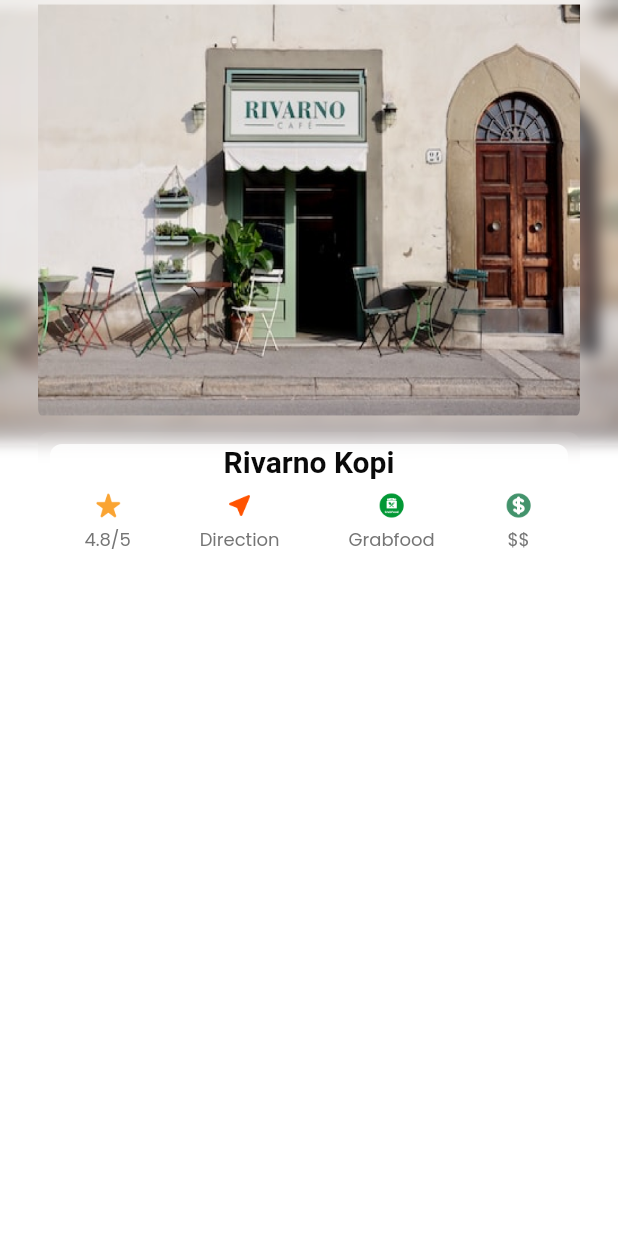
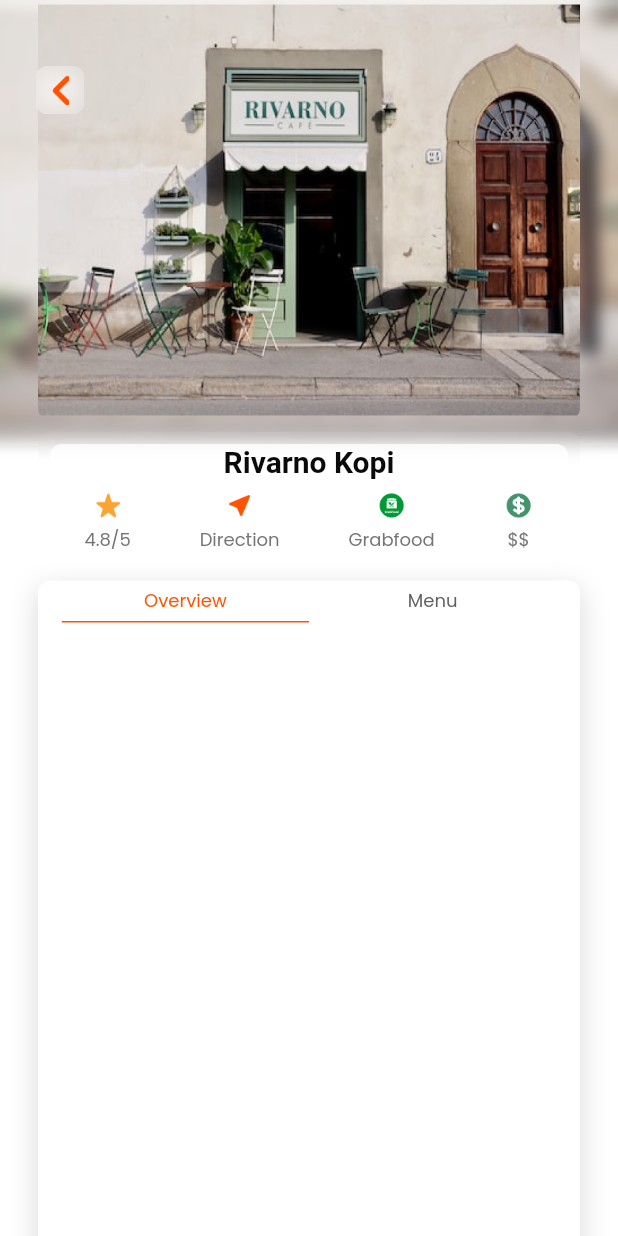
Before and after one commit to raeiverse/hauskafein, a Flutter app: the CafeMainpage screen opened directly, after a tap on "Open Now", on a phone screen of 412 x 824 dp. Run offline on Flutter 3.47's test engine with Material 2 defaults, Android fonts, the phone set to English and light mode, and no system bars; our stand-ins replace bloc, carousel_slider, flutter_bloc, google_fonts; missing offline and left inert: dart:ffi; Roboto replaces fonts that are missing (ClashDisplay).

Commit message:
Update 12/8
+ cafe profile back button
+ overview card
- cant switch overview to menu

```diff
--- a/lib/cubit/pages_cubit.dart
+++ b/lib/cubit/pages_cubit.dart
@@ -7,3 +7,10 @@
     emit(NewPage);
   }
 }
+
+class ContentCubit extends Cubit<int> {
+  ContentCubit() : super((0));
+  void setPage(int NewPage) {
+    emit(NewPage);
+  }
+}
--- a/lib/theme.dart
+++ b/lib/theme.dart
@@ -5,6 +5,7 @@
 Color blackColor = Color(0xff0A0A0A);
 Color whiteColor = Color(0xffFFFFFF);
 Color grayColor = Color(0xff9E9E9E);
+Color transparentColor = Colors.transparent;
 Color Neutral10 = Color(0xffFFFFFF);
 Color Neutral20 = Color(0xffF4F4F4);
 Color Neutral30 = Color(0xffECECEC);
@@ -19,6 +20,14 @@
 
 TextStyle titleText = TextStyle(fontFamily: 'ClashDisplay', color: blackColor);
 TextStyle regularText = GoogleFonts.poppins(color: blackColor);
+
+//padding
+Padding backbutton = Padding(
+  padding: EdgeInsets.only(left: 24, top: 44),
+);
+
+//border
+BorderRadius CardRadius = BorderRadius.all(Radius.circular(8));
 
 //fontweight
 FontWeight light = FontWeight.w300;
--- /dev/null
+++ b/lib/ui/pages/BackButtonWidget.dart
@@ -0,0 +1,49 @@
+import 'dart:ui';
+import 'package:flutter/material.dart';
+
+import '../../theme.dart';
+
+class BackButtonWidget extends StatelessWidget {
+  const BackButtonWidget({super.key});
+
+  @override
+  Widget build(BuildContext context) {
+    return Padding(
+      padding: EdgeInsets.only(top: 44, left: 24),
+      child: GestureDetector(
+        onTap: () {
+          Navigator.pop(context);
+        },
+        child: Container(
+          decoration: BoxDecoration(
+            borderRadius: BorderRadius.circular(8),
+            boxShadow: [
+              BoxShadow(
+                color: whiteColor.withOpacity(0.7),
+              ),
+            ],
+          ),
+          child: ClipRRect(
+            borderRadius: BorderRadius.circular(8),
+            child: Container(
+              child: BackdropFilter(
+                filter: ImageFilter.blur(sigmaX: 10, sigmaY: 10),
+                child: Container(
+                  margin: EdgeInsets.all(6),
+                  width: 20,
+                  height: 20,
+                  decoration: BoxDecoration(
+                    image: DecorationImage(
+                      image: AssetImage('assets/images/icon_back.png'),
+                      fit: BoxFit.contain,
+                    ),
+                  ),
+                ),
+              ),
+            ),
+          ),
+        ),
+      ),
+    );
+  }
+}
--- a/lib/ui/pages/BottomNavBar.dart
+++ /dev/null
@@ -1,42 +0,0 @@
-import 'dart:ui';
-import 'package:flutter/material.dart';
-
-class BottomNavBar extends StatelessWidget {
-  const BottomNavBar({super.key});
-
-  @override
-  Widget build(BuildContext context) {
-    return ClipRRect(
-      borderRadius: BorderRadius.circular(8),
-      child: BackdropFilter(
-        filter: ImageFilter.blur(sigmaX: 4, sigmaY: 4),
-        child: Container(
-          margin: EdgeInsets.symmetric(vertical: 8),
-          child: Row(
-            mainAxisAlignment: MainAxisAlignment.spaceAround,
-            children: [
-              Container(
-                child: Column(
-                  children: [
-                    Container(
-                      margin: EdgeInsets.only(bottom: 8),
-                      width: 26,
-                      height: 26,
-                      decoration: BoxDecoration(
-                        image: DecorationImage(
-                          image: AssetImage('assets/images/icon_home.png'),
-                          fit: BoxFit.contain,
-                        ),
-                      ),
-                    ),
-                    Text('Home'),
-                  ],
-                ),
-              ),
-            ],
-          ),
-        ),
-      ),
-    );
-  }
-}
--- a/lib/ui/pages/GlobalBottomNavBar.dart
+++ /dev/null
@@ -1,45 +0,0 @@
-import 'dart:ui';
-import 'package:flutter/material.dart';
-import 'package:hauskafein/ui/pages/GlobalBottomNavBarWidget.dart';
-
-class GlobalBottomNavBar extends StatelessWidget {
-  final String imageUrl;
-  final String title;
-  const GlobalBottomNavBar(
-      {Key? key, required this.imageUrl, required this.title})
-      : super(key: key);
-
-  @override
-  Widget build(BuildContext context) {
-    return ClipRRect(
-        //   borderRadius: BorderRadius.circular(8),
-        //   child: BackdropFilter(
-        //     filter: ImageFilter.blur(sigmaX: 4, sigmaY: 4),
-        //     child: Container(
-        //       margin: EdgeInsets.symmetric(vertical: 8),
-        //       child: Row(
-        //         mainAxisAlignment: MainAxisAlignment.spaceAround,
-        //         children: [
-        //           GlobalBottomNavBarWidget(
-        //             imageUrl: 'assets/images/icon_home.png',
-        //             title: 'Home',
-        //           ),
-        //           GlobalBottomNavBarWidget(
-        //             imageUrl: 'assets/images/icon_coffee.png',
-        //             title: 'Coffee',
-        //           ),
-        //           GlobalBottomNavBarWidget(
-        //             imageUrl: 'assets/images/icon_news.png',
-        //             title: 'News',
-        //           ),
-        //           GlobalBottomNavBarWidget(
-        //             imageUrl: 'assets/images/icon_recipe.png',
-        //             title: 'Recipe',
-        //           ),
-        //         ],
-        //       ),
-        //     ),
-        //   ),
-        );
-  }
-}
--- a/lib/ui/pages/Mainpage.dart
+++ b/lib/ui/pages/Mainpage.dart
@@ -21,7 +21,6 @@
       default:
         return Homepage();
     }
-    ;
   }
 
   Widget BottomNavBar() {
--- a/lib/ui/widget/cafe/HeaderCafe.dart
+++ b/lib/ui/widget/cafe/HeaderCafe.dart
@@ -2,6 +2,7 @@
 
 import 'package:flutter/material.dart';
 import 'package:hauskafein/theme.dart';
+import 'package:hauskafein/ui/pages/BackButtonWidget.dart';
 import 'package:hauskafein/ui/widget/cafe/SearchSortCafe.dart';
 
 class HeaderCafe extends StatelessWidget {
@@ -12,43 +13,7 @@
     return Column(
       crossAxisAlignment: CrossAxisAlignment.start,
       children: [
-        Padding(
-          padding: const EdgeInsets.only(left: 16, top: 46),
-          child: Container(
-            decoration: BoxDecoration(
-              borderRadius: BorderRadius.circular(8),
-              boxShadow: [
-                BoxShadow(
-                  color: whiteColor.withOpacity(0.7),
-                ),
-              ],
-            ),
-            child: ClipRRect(
-              borderRadius: BorderRadius.circular(8),
-              child: Container(
-                child: BackdropFilter(
-                  filter: ImageFilter.blur(sigmaX: 10, sigmaY: 10),
-                  child: Container(
-                    margin: EdgeInsets.all(6),
-                    width: 20,
-                    height: 20,
-                    decoration: BoxDecoration(
-                      // boxShadow: [
-                      //   BoxShadow(
-                      //     color: whiteColor.withOpacity(0.5),
-                      //   ),
-                      // ],
-                      image: DecorationImage(
-                        image: AssetImage('assets/images/icon_back.png'),
-                        fit: BoxFit.contain,
-                      ),
-                    ),
-                  ),
-                ),
-              ),
-            ),
-          ),
-        ),
+        BackButtonWidget(),
         Padding(
           padding: const EdgeInsets.only(left: 16, top: 74),
           child: Text(
--- a/lib/ui/widget/cafe/cafeprofile/MainCafeProfile.dart
+++ b/lib/ui/widget/cafe/cafeprofile/MainCafeProfile.dart
@@ -2,8 +2,10 @@
 
 import 'package:flutter/material.dart';
 import 'package:hauskafein/theme.dart';
+import 'package:hauskafein/ui/pages/BackButtonWidget.dart';
 import 'package:hauskafein/ui/widget/cafe/cafeprofile/HeaderCafeProfile.dart';
 import 'package:hauskafein/ui/widget/cafe/cafeprofile/TitleCafeProfile.dart';
+import 'package:hauskafein/ui/widget/cafe/cafeprofile/overviewcafe/MainOverview.dart';
 
 class MainCafeProfile extends StatelessWidget {
   const MainCafeProfile({super.key});
@@ -45,9 +47,11 @@
                   rating: 4.8,
                   price: '\$\$',
                 ),
+                MainOverview(),
               ],
             ),
           ),
+          BackButtonWidget(),
         ],
       ),
     );
--- /dev/null
+++ b/lib/ui/widget/cafe/cafeprofile/overviewcafe/ContentNavbar.dart
@@ -0,0 +1,47 @@
+import 'package:flutter/material.dart';
+import 'package:flutter_bloc/flutter_bloc.dart';
+
+import '../../../../../cubit/pages_cubit.dart';
+import '../../../../../theme.dart';
+
+class ContentNavbarWidget extends StatelessWidget {
+  final int index;
+  final String title;
+  const ContentNavbarWidget({
+    Key? key,
+    required this.index,
+    required this.title,
+  }) : super(key: key);
+
+  @override
+  Widget build(BuildContext context) {
+    return GestureDetector(
+      onTap: () {
+        context.read<ContentCubit>().setPage(index);
+      },
+      child: Container(
+        width: MediaQuery.of(context).size.width / 2.5,
+        height: 28,
+        decoration: BoxDecoration(
+          border: Border(
+            bottom: BorderSide(
+              color: context.read<PagesCubit>().state == index
+                  ? orangeColor
+                  : transparentColor,
+            ),
+          ),
+        ),
+        child: Center(
+          child: Text(
+            title,
+            style: BodyRegular.copyWith(
+              color: context.read<PagesCubit>().state == index
+                  ? orangeColor
+                  : Neutral80,
+            ),
+          ),
+        ),
+      ),
+    );
+  }
+}
--- /dev/null
+++ b/lib/ui/widget/cafe/cafeprofile/overviewcafe/MainOverview.dart
@@ -0,0 +1,57 @@
+import 'package:flutter/material.dart';
+import 'package:hauskafein/theme.dart';
+import 'package:hauskafein/ui/widget/cafe/cafeprofile/overviewcafe/ContentNavbar.dart';
+
+class MainOverview extends StatelessWidget {
+  const MainOverview({super.key});
+
+  @override
+  // Widget BuildContent(int CurrentIndex) {
+  //   switch (CurrentIndex) {
+  //     case 0:
+  //       return OverviewPage();
+  //     case 1:
+  //       return MenuPage();
+  //     default:
+  //       return Overview();
+  //   }
+  // }
+  Widget ContentNavbar() {
+    return Row(
+      mainAxisAlignment: MainAxisAlignment.center,
+      children: [
+        ContentNavbarWidget(
+          index: 0,
+          title: 'Overview',
+        ),
+        ContentNavbarWidget(
+          index: 1,
+          title: 'Menu',
+        ),
+      ],
+    );
+  }
+
+  Widget build(BuildContext context) {
+    return Container(
+      width: MediaQuery.of(context).size.width / 1.14,
+      height: 522,
+      decoration: BoxDecoration(
+        color: whiteColor,
+        borderRadius: CardRadius,
+        boxShadow: [
+          BoxShadow(
+            color: blackColor.withOpacity(0.15),
+            blurRadius: 15,
+            offset: Offset(0, 5),
+          ),
+        ],
+      ),
+      child: Column(
+        children: [
+          ContentNavbar(),
+        ],
+      ),
+    );
+  }
+}
```
Also changed, not shown: lib/ui/widget/cafe/cafeprofile/HeaderCafeProfile.dart (+0 -22 lines).
